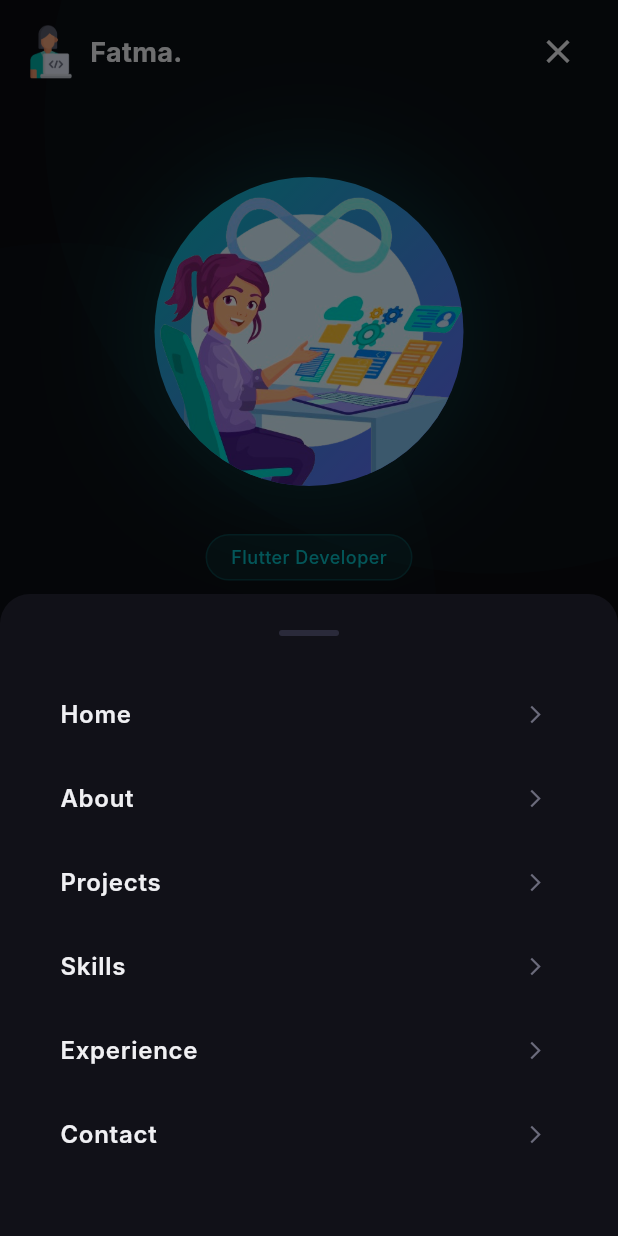
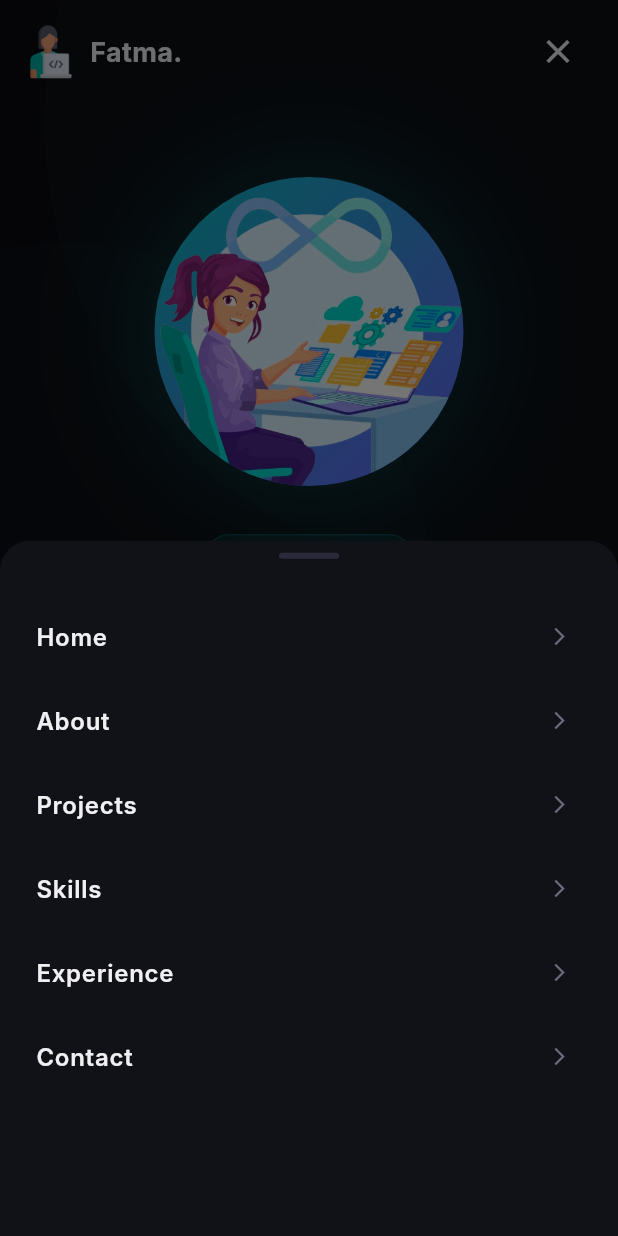
Before and after one commit to fatima304/PortfolioFatma, a Flutter app: the screen it shows after launch, after a tap on the "menu" icon, on a phone screen of 412 x 824 dp. Run offline on Flutter 3.47's test engine with Material 3 defaults, Android fonts, the phone set to English and light mode, and no system bars; Roboto replaces fonts that are missing (Inter).

Commit message:
solve overflow

```diff
--- a/lib/presentation/widgets/navbar.dart
+++ b/lib/presentation/widgets/navbar.dart
@@ -173,9 +173,9 @@ class _NavbarState extends State<Navbar> {
         borderRadius: BorderRadius.vertical(top: Radius.circular(20)),
       ),
       builder: (ctx) => Container(
-        padding: const EdgeInsets.all(AppSpacing.lg),
+        padding: const EdgeInsets.all(AppSpacing.sm),
         child: Column(
-          mainAxisSize: MainAxisSize.min,
+          mainAxisSize: MainAxisSize.max,
           children: [
             Container(
               width: 40,
@@ -203,7 +203,6 @@ class _NavbarState extends State<Navbar> {
                   color: AppColors.textTertiary,
                 ),
               ),
-            const SizedBox(height: AppSpacing.md),
           ],
         ),
       ),
```
